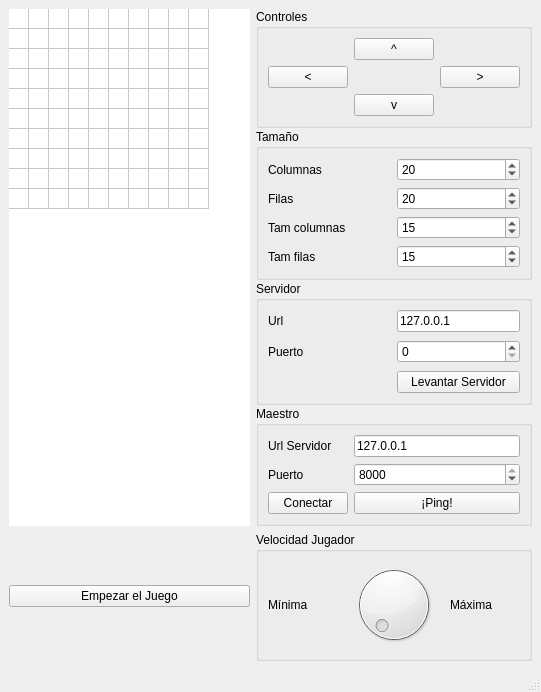
First picture: the form in snake.ui, repository MiguelConcha/Practica07-Modelado20171, before the edit.
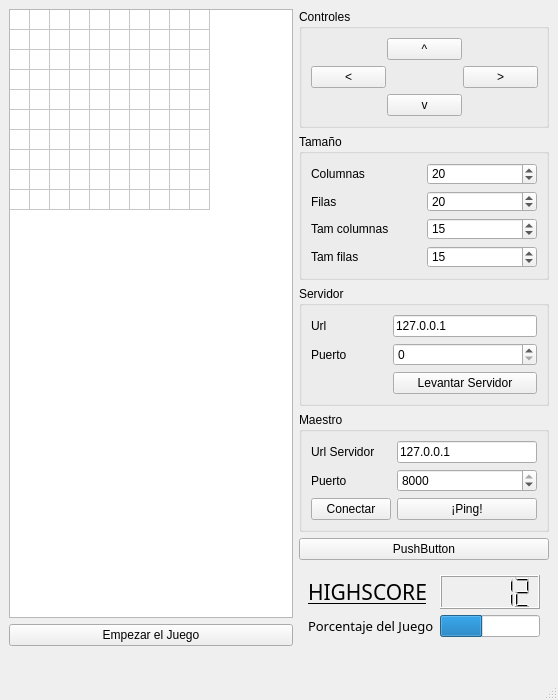
Second picture: the form after the edit.

Commit message: Substantial improvement in size policies.

The edit to the form file:
```diff
--- a/snake.ui
+++ b/snake.ui
@@ -6,26 +6,39 @@
    <rect>
     <x>0</x>
     <y>0</y>
-    <width>541</width>
-    <height>692</height>
+    <width>558</width>
+    <height>700</height>
    </rect>
   </property>
+  <property name="maximumSize">
+   <size>
+    <width>16777215</width>
+    <height>759</height>
+   </size>
+  </property>
   <property name="windowTitle">
    <string>Juego Snake</string>
   </property>
   <widget class="QWidget" name="centralwidget">
-   <layout class="QGridLayout" name="gridLayout">
+   <property name="sizePolicy">
+    <sizepolicy hsizetype="Preferred" vsizetype="Expanding">
+     <horstretch>0</horstretch>
+     <verstretch>0</verstretch>
+    </sizepolicy>
+   </property>
+   <property name="maximumSize">
+    <size>
+     <width>16777215</width>
+     <height>655</height>
+    </size>
+   </property>
+   <layout class="QHBoxLayout" name="horizontalLayout">
+    <item>
+     <layout class="QVBoxLayout" name="verticalLayout">
     <property name="sizeConstraint">
-     <enum>QLayout::SetDefaultConstraint</enum>
-    </property>
-    <item row="2" column="0">
-     <widget class="QPushButton" name="pushButton">
-      <property name="text">
-       <string>Empezar el Juego</string>
-      </property>
-     </widget>
-    </item>
-    <item row="0" column="0">
+       <enum>QLayout::SetMaximumSize</enum>
+      </property>
+      <item>
      <widget class="QTableWidget" name="tableWidget">
       <property name="sizePolicy">
        <sizepolicy hsizetype="Expanding" vsizetype="Expanding">
@@ -35,40 +48,16 @@
       </property>
       <property name="minimumSize">
        <size>
-        <width>0</width>
+          <width>280</width>
         <height>0</height>
        </size>
       </property>
-      <property name="sizeIncrement">
+        <property name="maximumSize">
        <size>
-        <width>0</width>
-        <height>0</height>
-       </size>
-      </property>
-      <property name="baseSize">
-       <size>
-        <width>0</width>
-        <height>0</height>
-       </size>
-      </property>
-      <property name="frameShape">
-       <enum>QFrame::NoFrame</enum>
-      </property>
-      <property name="frameShadow">
-       <enum>QFrame::Plain</enum>
-      </property>
-      <property name="lineWidth">
-       <number>0</number>
-      </property>
-      <property name="midLineWidth">
-       <number>0</number>
-      </property>
-      <property name="verticalScrollBarPolicy">
-       <enum>Qt::ScrollBarAsNeeded</enum>
-      </property>
-      <property name="gridStyle">
-       <enum>Qt::SolidLine</enum>
-      </property>
+          <width>16777215</width>
+          <height>16777215</height>
+         </size>
+        </property>
       <property name="rowCount">
        <number>10</number>
       </property>
@@ -82,7 +71,7 @@
        <number>20</number>
       </attribute>
       <attribute name="horizontalHeaderMinimumSectionSize">
-       <number>10</number>
+         <number>20</number>
       </attribute>
       <attribute name="verticalHeaderVisible">
        <bool>false</bool>
@@ -115,54 +104,93 @@
       <column/>
      </widget>
     </item>
-    <item row="0" column="2">
-     <layout class="QVBoxLayout" name="verticalLayout">
-      <property name="spacing">
-       <number>1</number>
-      </property>
+      <item>
+       <widget class="QPushButton" name="pushButton">
+        <property name="sizePolicy">
+         <sizepolicy hsizetype="Minimum" vsizetype="Fixed">
+          <horstretch>0</horstretch>
+          <verstretch>0</verstretch>
+         </sizepolicy>
+        </property>
+        <property name="text">
+         <string>Empezar el Juego</string>
+        </property>
+       </widget>
+      </item>
+     </layout>
+    </item>
+    <item>
+     <layout class="QVBoxLayout" name="verticalLayout_2">
       <property name="sizeConstraint">
-       <enum>QLayout::SetDefaultConstraint</enum>
+       <enum>QLayout::SetNoConstraint</enum>
       </property>
       <item>
        <widget class="QGroupBox" name="groupBox_4">
+        <property name="sizePolicy">
+         <sizepolicy hsizetype="Minimum" vsizetype="Expanding">
+          <horstretch>0</horstretch>
+          <verstretch>0</verstretch>
+         </sizepolicy>
+        </property>
+        <property name="maximumSize">
+         <size>
+          <width>250</width>
+          <height>16777215</height>
+         </size>
+        </property>
         <property name="title">
          <string>Controles</string>
         </property>
-        <layout class="QGridLayout" name="gridLayout_2">
-         <item row="0" column="1">
-          <widget class="QPushButton" name="pushButton_2">
-           <property name="cursor">
-            <cursorShape>PointingHandCursor</cursorShape>
+        <layout class="QGridLayout" name="gridLayout">
+         <property name="horizontalSpacing">
+          <number>1</number>
+         </property>
+         <item row="0" column="3">
+          <widget class="QPushButton" name="pushButton_3">
+           <property name="sizePolicy">
+            <sizepolicy hsizetype="Minimum" vsizetype="Minimum">
+             <horstretch>0</horstretch>
+             <verstretch>0</verstretch>
+            </sizepolicy>
            </property>
            <property name="text">
             <string>^</string>
            </property>
           </widget>
          </item>
-         <item row="2" column="1">
-          <widget class="QPushButton" name="pushButton_6">
-           <property name="cursor">
-            <cursorShape>PointingHandCursor</cursorShape>
-           </property>
-           <property name="text">
-            <string>v</string>
-           </property>
-          </widget>
-         </item>
          <item row="1" column="0">
-          <widget class="QPushButton" name="pushButton_4">
-           <property name="cursor">
-            <cursorShape>PointingHandCursor</cursorShape>
+          <widget class="QPushButton" name="pushButton_2">
+           <property name="sizePolicy">
+            <sizepolicy hsizetype="Minimum" vsizetype="Minimum">
+             <horstretch>0</horstretch>
+             <verstretch>0</verstretch>
+            </sizepolicy>
            </property>
            <property name="text">
             <string>&lt;</string>
            </property>
           </widget>
          </item>
-         <item row="1" column="2">
-          <widget class="QPushButton" name="pushButton_7">
-           <property name="cursor">
-            <cursorShape>PointingHandCursor</cursorShape>
+         <item row="2" column="3">
+          <widget class="QPushButton" name="pushButton_5">
+           <property name="sizePolicy">
+            <sizepolicy hsizetype="Minimum" vsizetype="Minimum">
+             <horstretch>0</horstretch>
+             <verstretch>0</verstretch>
+            </sizepolicy>
+           </property>
+           <property name="text">
+            <string>v</string>
+           </property>
+          </widget>
+         </item>
+         <item row="1" column="4">
+          <widget class="QPushButton" name="pushButton_6">
+           <property name="sizePolicy">
+            <sizepolicy hsizetype="Minimum" vsizetype="Minimum">
+             <horstretch>0</horstretch>
+             <verstretch>0</verstretch>
+            </sizepolicy>
            </property>
            <property name="text">
             <string>&gt;</string>
@@ -174,92 +202,202 @@
       </item>
       <item>
        <widget class="QGroupBox" name="groupBox_3">
+        <property name="sizePolicy">
+         <sizepolicy hsizetype="Minimum" vsizetype="Expanding">
+          <horstretch>0</horstretch>
+          <verstretch>10</verstretch>
+         </sizepolicy>
+        </property>
+        <property name="maximumSize">
+         <size>
+          <width>250</width>
+          <height>16777215</height>
+         </size>
+        </property>
         <property name="title">
          <string>Tamaño</string>
         </property>
-        <layout class="QGridLayout" name="gridLayout_3">
-         <item row="2" column="0">
+        <layout class="QGridLayout" name="gridLayout_2">
+         <item row="1" column="0">
           <widget class="QLabel" name="label_2">
+           <property name="sizePolicy">
+            <sizepolicy hsizetype="Preferred" vsizetype="Minimum">
+             <horstretch>0</horstretch>
+             <verstretch>0</verstretch>
+            </sizepolicy>
+           </property>
            <property name="text">
             <string>Filas</string>
            </property>
           </widget>
          </item>
-         <item row="3" column="0">
-          <widget class="QLabel" name="label_3">
-           <property name="text">
-            <string>Tam columnas </string>
-           </property>
-          </widget>
-         </item>
-         <item row="3" column="1">
-          <widget class="QSpinBox" name="spinBox_3">
-           <property name="maximum">
-            <number>30</number>
-           </property>
-           <property name="value">
-            <number>15</number>
-           </property>
-          </widget>
-         </item>
          <item row="0" column="1">
           <widget class="QSpinBox" name="spinBox">
-           <property name="maximum">
-            <number>30</number>
+           <property name="sizePolicy">
+            <sizepolicy hsizetype="Minimum" vsizetype="Minimum">
+             <horstretch>0</horstretch>
+             <verstretch>0</verstretch>
+            </sizepolicy>
            </property>
+           <property name="minimumSize">
+            <size>
+             <width>0</width>
+             <height>10</height>
+            </size>
+           </property>
            <property name="value">
             <number>20</number>
            </property>
           </widget>
          </item>
-         <item row="4" column="1">
+         <item row="1" column="1">
+          <widget class="QSpinBox" name="spinBox_2">
+           <property name="sizePolicy">
+            <sizepolicy hsizetype="Minimum" vsizetype="Minimum">
+             <horstretch>0</horstretch>
+             <verstretch>0</verstretch>
+            </sizepolicy>
+           </property>
+           <property name="minimumSize">
+            <size>
+             <width>0</width>
+             <height>10</height>
+            </size>
+           </property>
+           <property name="value">
+            <number>20</number>
+           </property>
+          </widget>
+         </item>
+         <item row="3" column="1">
           <widget class="QSpinBox" name="spinBox_4">
-           <property name="maximum">
-            <number>30</number>
+           <property name="sizePolicy">
+            <sizepolicy hsizetype="Minimum" vsizetype="Minimum">
+             <horstretch>0</horstretch>
+             <verstretch>0</verstretch>
+            </sizepolicy>
+           </property>
+           <property name="minimumSize">
+            <size>
+             <width>0</width>
+             <height>10</height>
+            </size>
            </property>
            <property name="value">
             <number>15</number>
            </property>
           </widget>
          </item>
-         <item row="4" column="0">
+         <item row="2" column="0">
+          <widget class="QLabel" name="label_3">
+           <property name="sizePolicy">
+            <sizepolicy hsizetype="Preferred" vsizetype="Minimum">
+             <horstretch>0</horstretch>
+             <verstretch>0</verstretch>
+            </sizepolicy>
+           </property>
+           <property name="text">
+            <string>Tam columnas</string>
+           </property>
+          </widget>
+         </item>
+         <item row="3" column="0">
           <widget class="QLabel" name="label_4">
+           <property name="sizePolicy">
+            <sizepolicy hsizetype="Preferred" vsizetype="Minimum">
+             <horstretch>0</horstretch>
+             <verstretch>0</verstretch>
+            </sizepolicy>
+           </property>
            <property name="text">
             <string>Tam filas</string>
            </property>
           </widget>
          </item>
+         <item row="2" column="1">
+          <widget class="QSpinBox" name="spinBox_3">
+           <property name="sizePolicy">
+            <sizepolicy hsizetype="Minimum" vsizetype="Minimum">
+             <horstretch>0</horstretch>
+             <verstretch>0</verstretch>
+            </sizepolicy>
+           </property>
+           <property name="minimumSize">
+            <size>
+             <width>0</width>
+             <height>10</height>
+            </size>
+           </property>
+           <property name="value">
+            <number>15</number>
+           </property>
+          </widget>
+         </item>
          <item row="0" column="0">
           <widget class="QLabel" name="label">
+           <property name="sizePolicy">
+            <sizepolicy hsizetype="Preferred" vsizetype="Minimum">
+             <horstretch>0</horstretch>
+             <verstretch>0</verstretch>
+            </sizepolicy>
+           </property>
            <property name="text">
             <string>Columnas</string>
            </property>
           </widget>
          </item>
-         <item row="2" column="1">
-          <widget class="QSpinBox" name="spinBox_2">
-           <property name="maximum">
-            <number>30</number>
-           </property>
-           <property name="value">
-            <number>20</number>
-           </property>
-          </widget>
-         </item>
         </layout>
        </widget>
       </item>
       <item>
        <widget class="QGroupBox" name="groupBox">
+        <property name="sizePolicy">
+         <sizepolicy hsizetype="Minimum" vsizetype="Expanding">
+          <horstretch>0</horstretch>
+          <verstretch>0</verstretch>
+         </sizepolicy>
+        </property>
+        <property name="maximumSize">
+         <size>
+          <width>250</width>
+          <height>16777215</height>
+         </size>
+        </property>
         <property name="title">
          <string>Servidor</string>
         </property>
-        <layout class="QGridLayout" name="gridLayout_4">
-         <property name="verticalSpacing">
-          <number>8</number>
-         </property>
-         <item row="2" column="1">
+        <layout class="QGridLayout" name="gridLayout_3">
+         <item row="0" column="0">
+          <widget class="QLabel" name="label_5">
+           <property name="sizePolicy">
+            <sizepolicy hsizetype="Preferred" vsizetype="Expanding">
+             <horstretch>0</horstretch>
+             <verstretch>0</verstretch>
+            </sizepolicy>
+           </property>
+           <property name="text">
+            <string>Url</string>
+           </property>
+          </widget>
+         </item>
+         <item row="1" column="2">
+          <widget class="QSpinBox" name="spinBox_5">
+           <property name="sizePolicy">
+            <sizepolicy hsizetype="Minimum" vsizetype="Expanding">
+             <horstretch>0</horstretch>
+             <verstretch>0</verstretch>
+            </sizepolicy>
+           </property>
+          </widget>
+         </item>
+         <item row="2" column="2">
           <widget class="QPushButton" name="pushButton_8">
+           <property name="sizePolicy">
+            <sizepolicy hsizetype="Minimum" vsizetype="Expanding">
+             <horstretch>0</horstretch>
+             <verstretch>0</verstretch>
+            </sizepolicy>
+           </property>
            <property name="text">
             <string>Levantar Servidor</string>
            </property>
@@ -267,32 +405,21 @@
          </item>
          <item row="1" column="0">
           <widget class="QLabel" name="label_6">
+           <property name="sizePolicy">
+            <sizepolicy hsizetype="Preferred" vsizetype="Expanding">
+             <horstretch>0</horstretch>
+             <verstretch>0</verstretch>
+            </sizepolicy>
+           </property>
            <property name="text">
             <string>Puerto</string>
            </property>
           </widget>
          </item>
-         <item row="1" column="1">
-          <widget class="QSpinBox" name="spinBox_5">
-           <property name="maximum">
-            <number>8000</number>
-           </property>
-           <property name="value">
-            <number>0</number>
-           </property>
-          </widget>
-         </item>
-         <item row="0" column="0">
-          <widget class="QLabel" name="label_5">
-           <property name="text">
-            <string>Url</string>
-           </property>
-          </widget>
-         </item>
-         <item row="0" column="1">
+         <item row="0" column="2">
           <widget class="QLineEdit" name="lineEdit">
            <property name="sizePolicy">
-            <sizepolicy hsizetype="Minimum" vsizetype="Fixed">
+            <sizepolicy hsizetype="Expanding" vsizetype="Expanding">
              <horstretch>0</horstretch>
              <verstretch>0</verstretch>
             </sizepolicy>
@@ -302,55 +429,106 @@
            </property>
           </widget>
          </item>
+         <item row="0" column="1">
+          <spacer name="horizontalSpacer">
+           <property name="orientation">
+            <enum>Qt::Horizontal</enum>
+           </property>
+           <property name="sizeType">
+            <enum>QSizePolicy::Preferred</enum>
+           </property>
+           <property name="sizeHint" stdset="0">
+            <size>
+             <width>40</width>
+             <height>20</height>
+            </size>
+           </property>
+          </spacer>
+         </item>
+         <item row="1" column="1">
+          <spacer name="horizontalSpacer_2">
+           <property name="orientation">
+            <enum>Qt::Horizontal</enum>
+           </property>
+           <property name="sizeType">
+            <enum>QSizePolicy::Preferred</enum>
+           </property>
+           <property name="sizeHint" stdset="0">
+            <size>
+             <width>40</width>
+             <height>20</height>
+            </size>
+           </property>
+          </spacer>
+         </item>
         </layout>
        </widget>
       </item>
       <item>
        <widget class="QGroupBox" name="groupBox_2">
+        <property name="sizePolicy">
+         <sizepolicy hsizetype="Minimum" vsizetype="Expanding">
+          <horstretch>0</horstretch>
+          <verstretch>0</verstretch>
+         </sizepolicy>
+        </property>
+        <property name="maximumSize">
+         <size>
+          <width>250</width>
+          <height>16777215</height>
+         </size>
+        </property>
         <property name="title">
          <string>Maestro</string>
         </property>
-        <layout class="QGridLayout" name="gridLayout_5">
+        <layout class="QGridLayout" name="gridLayout_4">
          <item row="0" column="0">
           <widget class="QLabel" name="label_7">
+           <property name="sizePolicy">
+            <sizepolicy hsizetype="Preferred" vsizetype="Expanding">
+             <horstretch>0</horstretch>
+             <verstretch>0</verstretch>
+            </sizepolicy>
+           </property>
            <property name="text">
             <string>Url Servidor</string>
            </property>
           </widget>
          </item>
-         <item row="1" column="0">
-          <widget class="QLabel" name="label_8">
-           <property name="text">
-            <string>Puerto</string>
-           </property>
-          </widget>
-         </item>
-         <item row="2" column="1">
-          <widget class="QPushButton" name="pushButton_5">
-           <property name="cursor">
-            <cursorShape>CrossCursor</cursorShape>
-           </property>
-           <property name="text">
-            <string>¡Ping!</string>
-           </property>
-          </widget>
-         </item>
-         <item row="0" column="1">
-          <widget class="QLineEdit" name="lineEdit_2">
-           <property name="text">
-            <string>127.0.0.1</string>
-           </property>
-          </widget>
-         </item>
          <item row="2" column="0">
-          <widget class="QPushButton" name="pushButton_3">
+          <widget class="QPushButton" name="pushButton_4">
+           <property name="sizePolicy">
+            <sizepolicy hsizetype="Minimum" vsizetype="Expanding">
+             <horstretch>0</horstretch>
+             <verstretch>0</verstretch>
+            </sizepolicy>
+           </property>
            <property name="text">
             <string>Conectar</string>
            </property>
           </widget>
          </item>
+         <item row="0" column="1">
+          <widget class="QLineEdit" name="lineEdit_2">
+           <property name="sizePolicy">
+            <sizepolicy hsizetype="Expanding" vsizetype="Expanding">
+             <horstretch>0</horstretch>
+             <verstretch>0</verstretch>
+            </sizepolicy>
+           </property>
+           <property name="text">
+            <string>127.0.0.1</string>
+           </property>
+          </widget>
+         </item>
          <item row="1" column="1">
           <widget class="QSpinBox" name="spinBox_6">
+           <property name="sizePolicy">
+            <sizepolicy hsizetype="Minimum" vsizetype="Expanding">
+             <horstretch>0</horstretch>
+             <verstretch>0</verstretch>
+            </sizepolicy>
+           </property>
            <property name="maximum">
             <number>8000</number>
            </property>
@@ -359,52 +537,120 @@
            </property>
           </widget>
          </item>
-        </layout>
-        <zorder>label_7</zorder>
-        <zorder>label_8</zorder>
-        <zorder>lineEdit_2</zorder>
-        <zorder>spinBox_6</zorder>
-        <zorder>pushButton_3</zorder>
-        <zorder>pushButton_5</zorder>
-       </widget>
-      </item>
-     </layout>
-    </item>
-    <item row="2" column="2">
-     <widget class="QGroupBox" name="groupBox_5">
-      <property name="title">
-       <string>Velocidad Jugador</string>
-      </property>
-      <layout class="QHBoxLayout" name="horizontalLayout">
+         <item row="1" column="0">
+          <widget class="QLabel" name="label_8">
+           <property name="sizePolicy">
+            <sizepolicy hsizetype="Preferred" vsizetype="Expanding">
+             <horstretch>0</horstretch>
+             <verstretch>0</verstretch>
+            </sizepolicy>
+           </property>
+           <property name="text">
+            <string>Puerto</string>
+           </property>
+          </widget>
+         </item>
+         <item row="2" column="1">
+          <widget class="QPushButton" name="pushButton_7">
+           <property name="sizePolicy">
+            <sizepolicy hsizetype="Minimum" vsizetype="Expanding">
+             <horstretch>0</horstretch>
+             <verstretch>0</verstretch>
+            </sizepolicy>
+           </property>
+           <property name="text">
+            <string>¡Ping!</string>
+           </property>
+          </widget>
+         </item>
+        </layout>
+       </widget>
+      </item>
+      <item>
+       <widget class="QPushButton" name="pushButton_9">
+        <property name="sizePolicy">
+         <sizepolicy hsizetype="Minimum" vsizetype="Preferred">
+          <horstretch>0</horstretch>
+          <verstretch>0</verstretch>
+         </sizepolicy>
+        </property>
+        <property name="text">
+         <string>PushButton</string>
+        </property>
+       </widget>
+      </item>
        <item>
+       <widget class="QWidget" name="widget" native="true">
+        <property name="sizePolicy">
+         <sizepolicy hsizetype="Preferred" vsizetype="Expanding">
+          <horstretch>0</horstretch>
+          <verstretch>0</verstretch>
+         </sizepolicy>
+        </property>
+        <property name="minimumSize">
+         <size>
+          <width>0</width>
+          <height>80</height>
+         </size>
+        </property>
+        <property name="maximumSize">
+         <size>
+          <width>250</width>
+          <height>16777215</height>
+         </size>
+        </property>
+        <layout class="QGridLayout" name="gridLayout_5">
+         <item row="0" column="1">
+          <widget class="QLCDNumber" name="lcdNumber">
+           <property name="intValue" stdset="0">
+            <number>12</number>
+           </property>
+          </widget>
+         </item>
+         <item row="0" column="0">
         <widget class="QLabel" name="label_9">
+           <property name="font">
+            <font>
+             <family>Carrois Gothic</family>
+             <pointsize>16</pointsize>
+             <underline>true</underline>
+            </font>
+           </property>
          <property name="text">
-          <string>Mínima</string>
+            <string>HIGHSCORE</string>
          </property>
         </widget>
        </item>
-       <item>
-        <widget class="QDial" name="dial">
-         <property name="cursor">
-          <cursorShape>ClosedHandCursor</cursorShape>
-         </property>
-         <property name="minimum">
-          <number>2</number>
-         </property>
-         <property name="maximum">
-          <number>80</number>
+         <item row="1" column="1">
+          <widget class="QProgressBar" name="progressBar">
+           <property name="value">
+            <number>42</number>
+           </property>
+           <property name="textVisible">
+            <bool>false</bool>
+           </property>
+           <property name="textDirection">
+            <enum>QProgressBar::TopToBottom</enum>
          </property>
         </widget>
        </item>
-       <item>
+         <item row="1" column="0">
         <widget class="QLabel" name="label_10">
+           <property name="font">
+            <font>
+             <family>Cambo</family>
+             <pointsize>10</pointsize>
+            </font>
+           </property>
          <property name="text">
-          <string>Máxima</string>
+            <string>Porcentaje del Juego</string>
          </property>
         </widget>
        </item>
       </layout>
      </widget>
+      </item>
+     </layout>
     </item>
    </layout>
   </widget>
```
Left out of the diff: 8 changed lines with no effect on the pictures. Lines whose indentation alone changed are shown as unchanged.
